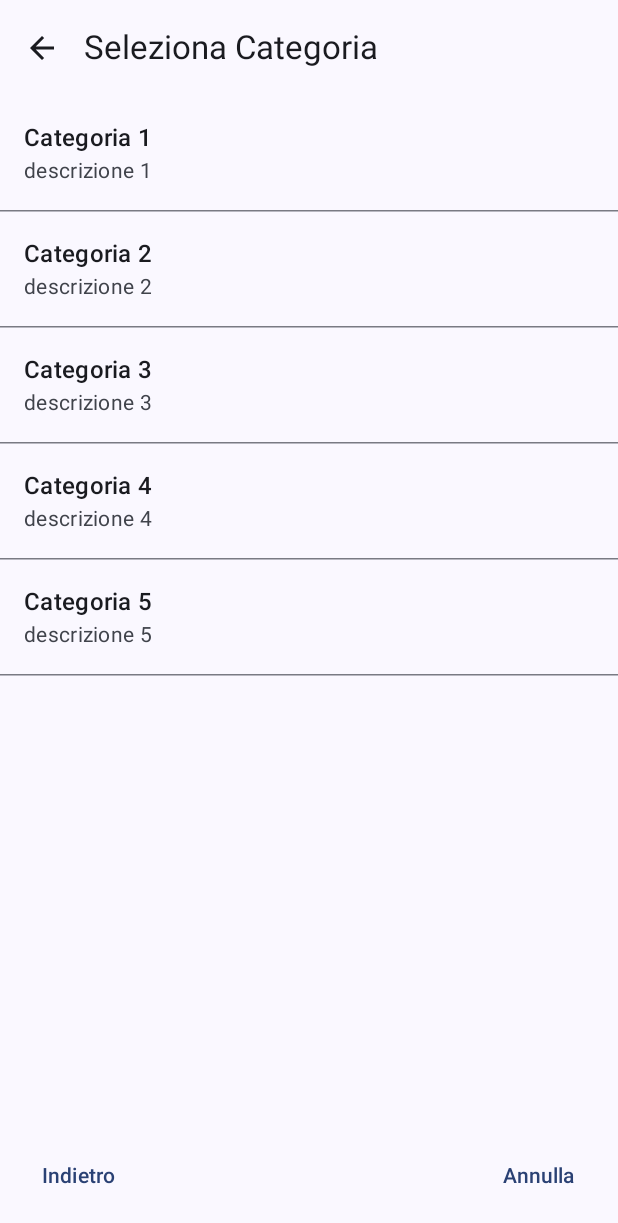
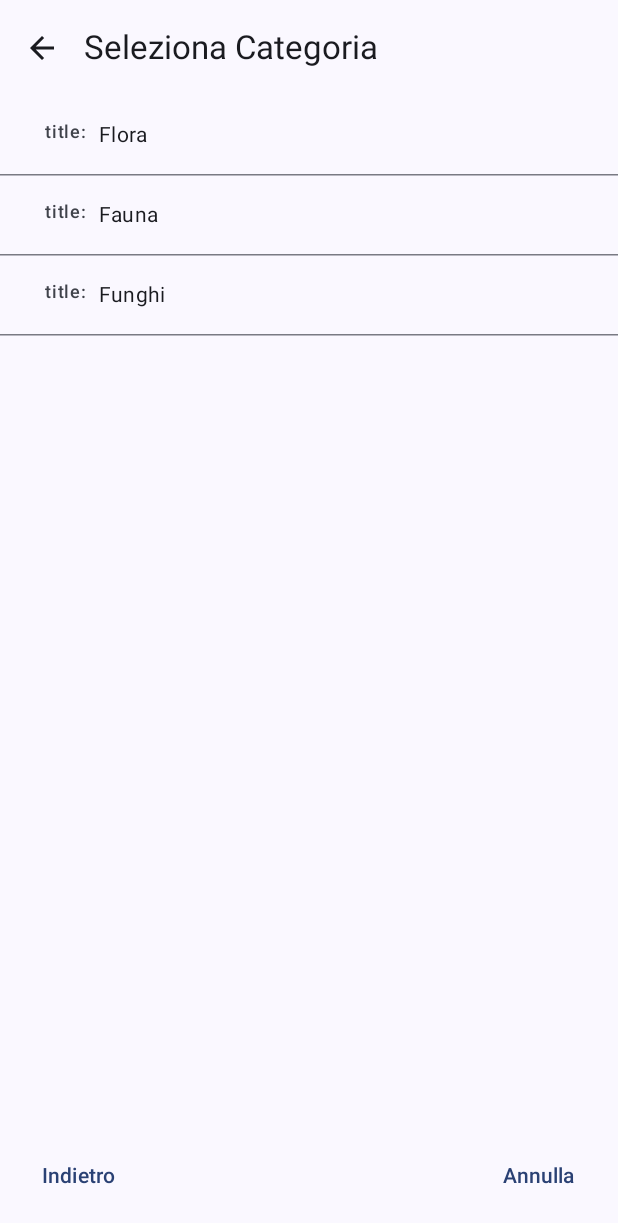
Before and after one commit to giulsign/MapsforgeComposeApp, an Android app built with Jetpack Compose: the composable SelectionScreen shown on its own in the app's theme, on a phone screen of 412 x 824 dp. Shown: the top 1223 px of the screen. Run offline under Robolectric (Android 15) with nearby library versions, the phone set to English and light mode, and no system bars; libraries missing offline, so code that uses them is left out: it.fourSTL; network calls fail.

Commit message:
aggiornamento 04 10 25 versione con: -visualizzazione mappa -centra posizione -zoom in e out -memorizza posizione attuale -cancella tabella posizioni salvate -chiudi applicazione -cambiato nome app -modificato logica inseguimento posizione -aggiunto posizione auto -aggiunto cancella auto -aggiunto esporta dati in download -mostra posizione start e centra in visione mappa -corretto impostazioni di zoom automatico. -cambiato voce a pulsante start -> mostra inizio -integrato tabella di selezione metadati grezza (funziona come logica ma deve essere integrata con i dati e la logica di salvataggio - modifiche alla formattazione ed alla logica

```diff
--- /dev/null
+++ b/app/src/main/assets/position_markers/FaunaSubCategoryPositionMarker.json
@@ -0,0 +1,5 @@
+[
+  {"id": 1, "title": "Edibili", "ref": "FunghiEdibiliMetadata.json"},
+  {"id": 2, "title": "Non edibili", "ref": "FunghiNonEdibiliMetadata.json"},
+  {"id": 3, "title": "Velenosi", "ref": "FunghiVelenosiMetadata.json"}
+]
--- /dev/null
+++ b/app/src/main/assets/position_markers/FloraiSubCategoryPositionMarker.json
@@ -0,0 +1,5 @@
+[
+  {"id": 1, "title": "Edibili", "ref": "FunghiEdibiliMetadata.json"},
+  {"id": 2, "title": "Non edibili", "ref": "FunghiNonEdibiliMetadata.json"},
+  {"id": 3, "title": "Velenosi", "ref": "FunghiVelenosiMetadata.json"}
+]
--- /dev/null
+++ b/app/src/main/assets/position_markers/FunghiEdibiliMetadata.json
@@ -0,0 +1,4 @@
+[
+  {"id": 1, "nome_italiano": "Porcino", "nome_latino": "Boletus edulis"},
+  {"id": 2, "nome_italiano": "Ovulo", "nome_latino": "Amanita caesarea"}
+]
--- /dev/null
+++ b/app/src/main/assets/position_markers/FunghiSubCategoryPositionMarker.json
@@ -0,0 +1,5 @@
+[
+  {"id": 1, "title": "Edibili", "ref": "FunghiEdibiliMetadata.json"},
+  {"id": 2, "title": "Non edibili", "ref": "FunghiNonEdibiliMetadata.json"},
+  {"id": 3, "title": "Velenosi", "ref": "FunghiVelenosiMetadata.json"}
+]
--- /dev/null
+++ b/app/src/main/assets/position_markers/MainCategoryPositionMarker.json
@@ -0,0 +1,5 @@
+[
+  {"id": 1, "title": "Flora", "ref": "FloraSubCategoryPositionMarker.json"},
+  {"id": 2, "title": "Fauna", "ref": "FaunaSubCategoryPositionMarker.json"},
+  {"id": 3, "title": "Funghi", "ref": "FunghiSubCategoryPositionMarker.json"}
+]
--- /dev/null
+++ b/app/src/main/java/it/fourSTL/PositionMarker/PositionMarkerModels.kt
@@ -0,0 +1,15 @@
+package it.fourSTL.PositionMarker
+
+import org.json.JSONObject
+
+/**
+ * Rappresenta un elemento generico (categoria, sottocategoria, metadato)
+ * letto dai file JSON presenti in assets/position_markers/.
+ */
+data class PositionItem(
+    val id: String,
+    val title: String,
+    val note: String = "",
+    val ref: String? = null,
+    val raw: JSONObject? = null
+)
--- /dev/null
+++ b/app/src/main/java/it/fourSTL/PositionMarker/PositionMarkerRepository.kt
@@ -0,0 +1,68 @@
+package it.fourSTL.PositionMarker
+
+import android.content.Context
+import kotlinx.coroutines.Dispatchers
+import kotlinx.coroutines.withContext
+import org.json.JSONArray
+import org.json.JSONObject
+
+/**
+ * Legge file JSON dalla cartella assets/position_markers/
+ * e li converte in liste di PositionItem.
+ */
+class PositionMarkerRepository(
+    private val context: Context,
+    private val basePath: String = "position_markers/"
+) {
+
+    suspend fun loadItems(filename: String): List<PositionItem> = withContext(Dispatchers.IO) {
+        try {
+            val text = readFileText(filename) ?: return@withContext emptyList()
+            val arr = JSONArray(text)
+            val result = mutableListOf<PositionItem>()
+
+            for (i in 0 until arr.length()) {
+                val obj = arr.getJSONObject(i)
+                val id = obj.optString("id", obj.optInt("id").toString())
+                val title = extractTitle(obj)
+                val note = extractNote(obj)
+                val ref = obj.optString("ref", obj.optString("Ref", null))
+
+                result.add(PositionItem(id = id, title = title, note = note, ref = ref, raw = obj))
+            }
+
+            result
+        } catch (e: Exception) {
+            e.printStackTrace()
+            emptyList()
+        }
+    }
+
+    private fun extractTitle(obj: JSONObject): String {
+        val keys = listOf("title", "name", "label", "Main1", "Main2", "Sub1", "Sub2", "Nome italiano")
+        for (k in keys) if (obj.has(k)) return obj.optString(k)
+        // fallback: primo valore stringa diverso da id/ref
+        val it = obj.keys()
+        while (it.hasNext()) {
+            val key = it.next()
+            val v = obj.optString(key, "")
+            if (v.isNotEmpty() && key.lowercase() !in listOf("id", "ref")) return v
+        }
+        return ""
+    }
+
+    private fun extractNote(obj: JSONObject): String {
+        val keys = listOf("note", "descrizione", "Nome latino")
+        for (k in keys) if (obj.has(k)) return obj.optString(k)
+        return ""
+    }
+
+    private fun readFileText(filename: String): String? {
+        return try {
+            context.assets.open(basePath + filename).bufferedReader().use { it.readText() }
+        } catch (e: Exception) {
+            e.printStackTrace()
+            null
+        }
+    }
+}
--- a/app/src/main/java/it/fourSTL/PositionMarker/ui/theme/SelectionScreen.kt
+++ b/app/src/main/java/it/fourSTL/PositionMarker/ui/theme/SelectionScreen.kt
@@ -2,9 +2,11 @@ package it.fourSTL.PositionMarker
 
 import androidx.compose.foundation.background
 import androidx.compose.foundation.clickable
+import androidx.compose.foundation.horizontalScroll
 import androidx.compose.foundation.layout.*
 import androidx.compose.foundation.lazy.LazyColumn
 import androidx.compose.foundation.lazy.items
+import androidx.compose.foundation.rememberScrollState
 import androidx.compose.material.icons.Icons
 import androidx.compose.material.icons.filled.ArrowBack
 import androidx.compose.material.icons.filled.Check
@@ -13,7 +15,9 @@ import androidx.compose.runtime.*
 import androidx.compose.ui.Alignment
 import androidx.compose.ui.Modifier
 import androidx.compose.ui.graphics.Color
+import androidx.compose.ui.platform.LocalContext
 import androidx.compose.ui.unit.dp
+import kotlinx.coroutines.launch
 import org.json.JSONArray
 import org.json.JSONObject
 
@@ -27,118 +31,58 @@ data class SelectRow(val id: String, val title: String, val note: String = "")
 @Composable
 fun SelectionScreen(
     onDismiss: () -> Unit,
-    onSave: (String) -> Unit
+    onSave: (String) -> Unit,
+    startFile: String = "MainCategoryPositionMarker.json"
 ) {
-    // Stati
-    var currentLevel by remember { mutableStateOf(Level.CATEGORIA) }
-    var selectedCategoria by remember { mutableStateOf<SelectRow?>(null) }
-    var selectedSottocategoria by remember { mutableStateOf<SelectRow?>(null) }
-    var selectedMetadataIds by remember { mutableStateOf(linkedSetOf<String>()) }
+    val context = LocalContext.current
+    val repo = remember { PositionMarkerRepository(context) }
+    val scope = rememberCoroutineScope()
 
-    // Dati demo (puoi sostituirli con dati reali)
-    val categorie = remember {
-        listOf(
-            SelectRow("cat1", "Categoria 1", "descrizione 1"),
-            SelectRow("cat2", "Categoria 2", "descrizione 2"),
-            SelectRow("cat3", "Categoria 3", "descrizione 3"),
-            SelectRow("cat4", "Categoria 4", "descrizione 4"),
-            SelectRow("cat5", "Categoria 5", "descrizione 5")
-        )
-    }
+    val fileStack = remember { mutableStateListOf<String>() }
+    var currentFile by remember { mutableStateOf(startFile) }
+    var currentRows by remember { mutableStateOf<List<PositionItem>>(emptyList()) }
+    var selectedItems by remember { mutableStateOf(linkedSetOf<String>()) }
 
-    val sottocategorieMap = remember {
-        mapOf(
-            "cat1" to (1..5).map { SelectRow("cat1_sub$it", "Opzione $it", "tipo $it") },
-            "cat2" to (1..5).map { SelectRow("cat2_sub$it", "Opzione $it", "tipo $it") },
-            "cat3" to (1..5).map { SelectRow("cat3_sub$it", "Opzione $it", "tipo $it") },
-            "cat4" to (1..5).map { SelectRow("cat4_sub$it", "Opzione $it", "tipo $it") },
-            "cat5" to (1..5).map { SelectRow("cat5_sub$it", "Opzione $it", "tipo $it") }
-        )
-    }
-
-    val metadataMap = remember {
-        val map = mutableMapOf<String, List<SelectRow>>()
-        for ((_, list) in sottocategorieMap) {
-            for (sub in list) {
-                val rows = (1..5).map { i ->
-                    SelectRow("${sub.id}_md$i", "Metadato $i", "valore $i")
-                }
-                map[sub.id] = rows
-            }
-        }
-        map
-    }
-
-    // Funzione per determinare il titolo
-    val title = when (currentLevel) {
-        Level.CATEGORIA -> "Seleziona Categoria"
-        Level.SOTTOCATEGORIA -> "Sottocategorie di ${selectedCategoria?.title ?: ""}"
-        Level.METADATI -> "Metadati — ${selectedCategoria?.title ?: ""} / ${selectedSottocategoria?.title ?: ""}"
-    }
-
-    // Funzione per determinare i dati da mostrare
-    val currentRows = when (currentLevel) {
-        Level.CATEGORIA -> categorie
-        Level.SOTTOCATEGORIA -> sottocategorieMap[selectedCategoria?.id] ?: emptyList()
-        Level.METADATI -> metadataMap[selectedSottocategoria?.id] ?: emptyList()
-    }
-
-    val isSelectable = currentLevel == Level.METADATI
-
-    // Funzione back
-    val onBackPressed = {
-        when (currentLevel) {
-            Level.CATEGORIA -> onDismiss()
-            Level.SOTTOCATEGORIA -> {
-                currentLevel = Level.CATEGORIA
-                selectedCategoria = null
-            }
-            Level.METADATI -> {
-                currentLevel = Level.SOTTOCATEGORIA
-                selectedSottocategoria = null
-            }
+    // caricamento dinamico
+    LaunchedEffect(currentFile) {
+        scope.launch {
+            currentRows = repo.loadItems(currentFile)
         }
     }
 
-    // Funzione click su riga
-    val onRowClick: (SelectRow) -> Unit = { row ->
-        when (currentLevel) {
-            Level.CATEGORIA -> {
-                selectedCategoria = row
-                currentLevel = Level.SOTTOCATEGORIA
+    val isSelectable = currentRows.isNotEmpty() && currentRows.all { it.ref == null }
+    val title = when {
+        currentFile.equals(startFile, ignoreCase = true) -> "Seleziona Categoria"
+        isSelectable -> "Metadati"
+        else -> "Sottocategorie"
     }
-            Level.SOTTOCATEGORIA -> {
-                selectedSottocategoria = row
-                currentLevel = Level.METADATI
+
+    val onBackPressed = {
+        if (fileStack.isEmpty()) onDismiss()
+        else currentFile = fileStack.removeAt(fileStack.lastIndex)
     }
-            Level.METADATI -> {
-                if (selectedMetadataIds.contains(row.id)) {
-                    selectedMetadataIds.remove(row.id)
+
+    val onRowClick: (PositionItem) -> Unit = { row ->
+        if (!row.ref.isNullOrEmpty()) {
+            fileStack.add(currentFile)
+            currentFile = row.ref!!
         } else {
-                    selectedMetadataIds.add(row.id)
-                }
-                selectedMetadataIds = linkedSetOf<String>().apply { addAll(selectedMetadataIds) }
-            }
+            if (selectedItems.contains(row.id)) selectedItems.remove(row.id)
+            else selectedItems.add(row.id)
+            selectedItems = linkedSetOf<String>().apply { addAll(selectedItems) }
         }
     }
 
-    // Funzione salva
     val onSaveClicked = {
         val resultArray = JSONArray()
-        val idToRowMap = metadataMap.values.flatten().associateBy { it.id }
-
-        for (id in selectedMetadataIds) {
-            idToRowMap[id]?.let { r ->
+        currentRows.filter { selectedItems.contains(it.id) }.forEach { item ->
             val obj = JSONObject()
-                obj.put("id", r.id)
-                obj.put("title", r.title)
-                obj.put("note", r.note)
-                obj.put("categoria", selectedCategoria?.title ?: "")
-                obj.put("sottocategoria", selectedSottocategoria?.title ?: "")
+            obj.put("id", item.id)
+            obj.put("title", item.title)
+            obj.put("note", item.note)
+            obj.put("sourceFile", currentFile)
             resultArray.put(obj)
         }
-        }
-
         onSave(resultArray.toString())
     }
 
@@ -160,15 +104,9 @@ fun SelectionScreen(
                     .padding(16.dp),
                 horizontalArrangement = Arrangement.SpaceBetween
             ) {
-                TextButton(onClick = onBackPressed) {
-                    Text("Indietro")
-                }
-
-                TextButton(onClick = onDismiss) {
-                    Text("Annulla")
-                }
-
-                if (currentLevel == Level.METADATI) {
+                TextButton(onClick = onBackPressed) { Text("Indietro") }
+                TextButton(onClick = onDismiss) { Text("Annulla") }
+                if (isSelectable) {
                     Button(onClick = onSaveClicked) {
                         Icon(Icons.Default.Check, contentDescription = null)
                         Spacer(Modifier.width(8.dp))
@@ -185,8 +123,8 @@ fun SelectionScreen(
         ) {
             items(currentRows) { row ->
                 SelectionRowItem(
-                    row = row,
-                    isSelected = selectedMetadataIds.contains(row.id),
+                    row = SelectRow(row.id, row.title, row.note),
+                    isSelected = selectedItems.contains(row.id),
                     isSelectable = isSelectable,
                     onClick = { onRowClick(row) }
                 )
@@ -209,30 +147,55 @@ fun SelectionRowItem(
         Color.Transparent
     }
 
+    // 🔸 Parsing dinamico del JSON interno (row contiene già tutti i campi nel formato JSON)
+    val fields = remember(row) {
+        try {
+            val jsonObj = JSONObject()
+            jsonObj.put("id", row.id)
+            jsonObj.put("title", row.title)
+            if (row.note.isNotEmpty()) jsonObj.put("note", row.note)
+
+            // se row.title o row.note contengono JSON, possiamo anche fare un parse ulteriore
+            jsonObj.keys().asSequence().associateWith { key -> jsonObj.get(key).toString() }
+        } catch (e: Exception) {
+            emptyMap<String, String>()
+        }
+    }
+
     Row(
         modifier = Modifier
             .fillMaxWidth()
             .background(backgroundColor)
             .clickable(onClick = onClick)
-            .padding(16.dp),
+            .padding(horizontal = 30.dp, vertical = 16.dp),
         verticalAlignment = Alignment.CenterVertically
     ) {
         Column(modifier = Modifier.weight(1f)) {
+            // Mostra dinamicamente ogni coppia chiave/valore
+            fields.forEach { (key, value) ->
+                if (key != "id") {
+                    Row(
+                        modifier = Modifier.fillMaxWidth(),
+                        horizontalArrangement = Arrangement.spacedBy(8.dp)
+                    ) {
                         Text(
-                text = row.title,
-                style = MaterialTheme.typography.titleMedium,
+                            text = "$key:",
+                            style = MaterialTheme.typography.labelMedium,
+                            color = MaterialTheme.colorScheme.onSurfaceVariant
+                        )
+                        Text(
+                            text = value,
+                            style = MaterialTheme.typography.bodyMedium,
                             color = MaterialTheme.colorScheme.onSurface
-            )
-            if (row.note.isNotEmpty()) {
-                Text(
-                    text = row.note,
-                    style = MaterialTheme.typography.bodyMedium,
-                    color = MaterialTheme.colorScheme.onSurfaceVariant
                         )
                     }
                 }
+            }
+        }
 
+        // Spunta verde se selezionato
         if (isSelectable && isSelected) {
+            Spacer(modifier = Modifier.width(16.dp))
             Icon(
                 imageVector = Icons.Default.Check,
                 contentDescription = "Selezionato",
```
Also changed, not shown: app/src/main/assets/position_markers/dizionariPositionMarker.txt (added, +27 -0 lines). Lines whose indentation alone changed are shown as unchanged.
